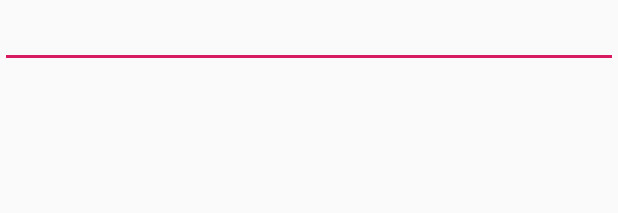
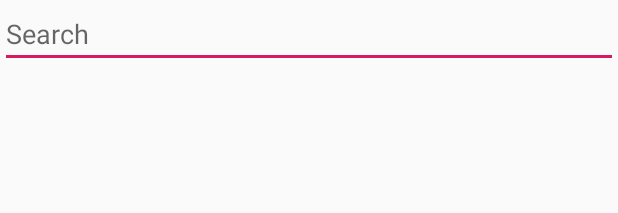
Before and after one commit to hamzajbr40/Foodie, an Android app: the layout activity_list.xml on its own in the app's theme, with its tools: preview values and no code run, on a phone screen of 412 x 824 dp. Shown: the top 213 px of the screen. Run offline under Robolectric (Android 15) with nearby library versions, the phone set to English and light mode, and no system bars.

```diff
--- a/app/src/main/AndroidManifest.xml
+++ b/app/src/main/AndroidManifest.xml
@@ -4,9 +4,9 @@
 
     <application
         android:allowBackup="true"
-        android:icon="@mipmap/cutlery"
+        android:icon="@mipmap/ic_launcher"
         android:label="@string/app_name"
-        android:roundIcon="@mipmap/cutlery"
+        android:roundIcon="@mipmap/ic_launcher"
         android:supportsRtl="true"
         android:theme="@style/AppTheme">
         <activity
--- a/app/src/main/java/com/dev40/foodie/WellcomeActivity.java
+++ b/app/src/main/java/com/dev40/foodie/WellcomeActivity.java
@@ -9,7 +9,7 @@ import android.widget.Button;
 
 public class WellcomeActivity extends Activity {
 
-    private Button button;
+  //  private Button button;
     Intent intent;
     @Override
     protected void onCreate(Bundle savedInstanceState) {
--- a/app/src/main/res/layout/activity_list.xml
+++ b/app/src/main/res/layout/activity_list.xml
@@ -11,7 +11,8 @@
         android:id="@+id/search_bar"
         android:layout_width="match_parent"
         android:layout_height="wrap_content"
-        android:inputType="text"/>
+        android:inputType="text"
+        android:hint="Search"/>
 
     <ListView
         android:id="@+id/List1"
--- a/app/src/main/res/layout/activity_sign_up.xml
+++ b/app/src/main/res/layout/activity_sign_up.xml
@@ -71,7 +71,7 @@
         android:layout_width="match_parent"
         android:layout_height="wrap_content"
         android:ems="10"
-        android:inputType="numberPassword" />
+        android:inputType="textPassword" />
     <Button
         android:layout_width="wrap_content"
         android:layout_height="wrap_content"
```
